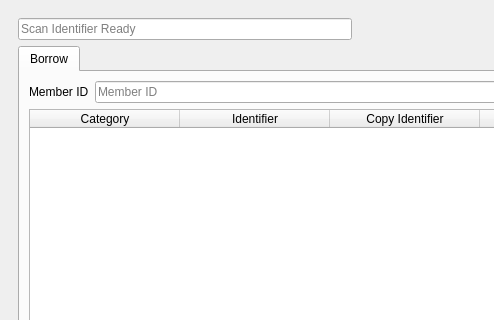
Old version of the form UI/biblioteq_batch_activities_browser.ui in the repository textbrowser/biblioteq; both pictures show x 0 to 494 and y 0 to 320 of the 750 by 500 pixel window.
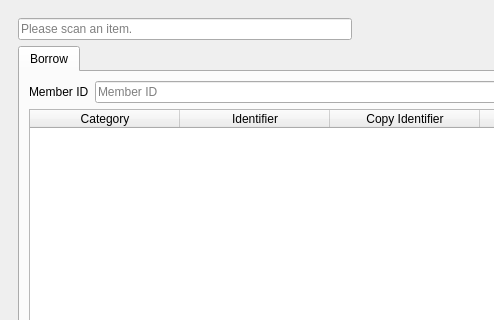
New version of the form. Icons and pictures are not drawn.

Commit message: More tool tips because that's how we roll.

```diff
--- a/UI/biblioteq_batch_activities_browser.ui
+++ b/UI/biblioteq_batch_activities_browser.ui
@@ -30,7 +30,7 @@
             <string>&lt;html&gt;&lt;head/&gt;&lt;body&gt;&lt;p&gt;Click in this field and scan an item. A new row will be created with the scanned identifier value. Please wait until the text hint is visible before scanning an item.&lt;/p&gt;&lt;/body&gt;&lt;/html&gt;</string>
            </property>
            <property name="placeholderText">
-            <string>Scan Identifier Ready</string>
+            <string>Please scan an item.</string>
            </property>
           </widget>
          </item>
```
Left out of the diff: 2 changed lines with no effect on the pictures.
